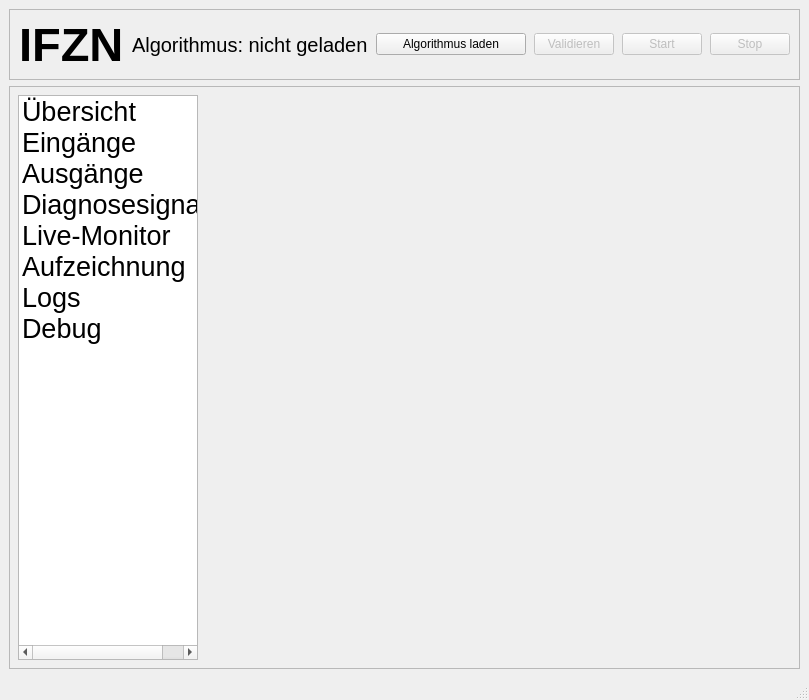
The window that mainwindow.ui (NEX108/SimulinkUdpInterface) describes before a commit, drawn with Qt 5.
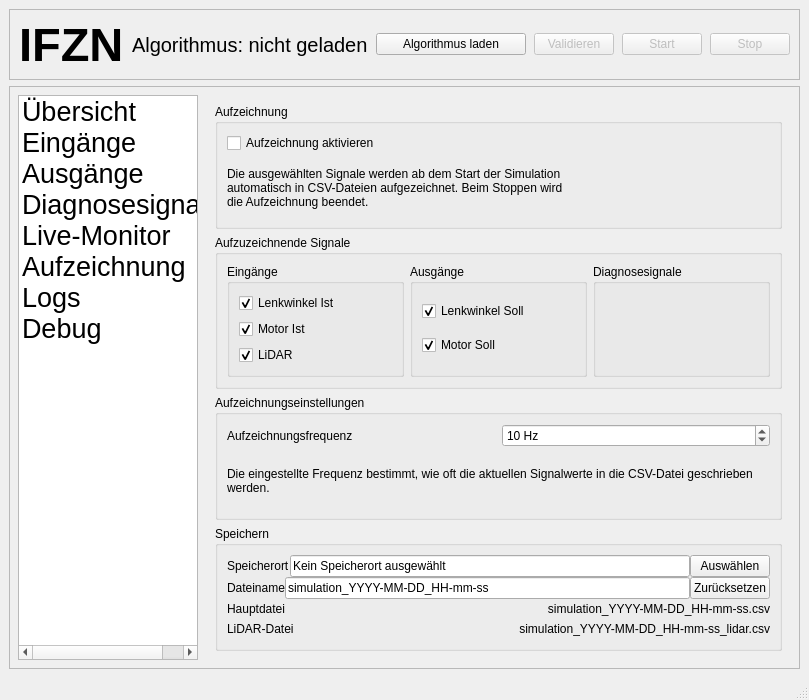
The same window after the commit. The open tabs and pages were chosen to show the change.

Commit message: Layout for Recording added

```diff
--- a/mainwindow.ui
+++ b/mainwindow.ui
@@ -1517,7 +1517,325 @@
           </layout>
          </widget>
          <widget class="QWidget" name="liveMonitorPage"/>
-         <widget class="QWidget" name="recordsPage"/>
+         <widget class="QWidget" name="recordsPage">
+          <layout class="QVBoxLayout" name="verticalLayout_4">
+           <item>
+            <widget class="QGroupBox" name="groupRecording">
+             <property name="title">
+              <string>Aufzeichnung</string>
+             </property>
+             <layout class="QVBoxLayout" name="verticalLayout_8">
+              <item>
+               <widget class="QCheckBox" name="checkRecordingEnabled">
+                <property name="text">
+                 <string>Aufzeichnung aktivieren</string>
+                </property>
+               </widget>
+              </item>
+              <item>
+               <widget class="QLabel" name="textRecordingDescription">
+                <property name="text">
+                 <string>Die ausgewählten Signale werden ab dem Start der Simulation
+automatisch in CSV-Dateien aufgezeichnet. Beim Stoppen wird
+die Aufzeichnung beendet.</string>
+                </property>
+                <property name="alignment">
+                 <set>Qt::AlignmentFlag::AlignLeading|Qt::AlignmentFlag::AlignLeft|Qt::AlignmentFlag::AlignVCenter</set>
+                </property>
+                <property name="wordWrap">
+                 <bool>true</bool>
+                </property>
+                <property name="textInteractionFlags">
+                 <set>Qt::TextInteractionFlag::NoTextInteraction</set>
+                </property>
+               </widget>
+              </item>
+             </layout>
+            </widget>
+           </item>
+           <item>
+            <widget class="QGroupBox" name="groupRecordedSignals">
+             <property name="title">
+              <string>Aufzuzeichnende Signale</string>
+             </property>
+             <layout class="QHBoxLayout" name="horizontalLayout_5">
+              <item>
+               <widget class="QGroupBox" name="groupRecordedInputs">
+                <property name="title">
+                 <string>Eingänge</string>
+                </property>
+                <layout class="QVBoxLayout" name="verticalLayout_17">
+                 <item>
+                  <widget class="QCheckBox" name="checkRecordSteeringActual">
+                   <property name="enabled">
+                    <bool>true</bool>
+                   </property>
+                   <property name="text">
+                    <string>Lenkwinkel Ist</string>
+                   </property>
+                   <property name="checked">
+                    <bool>true</bool>
+                   </property>
+                  </widget>
+                 </item>
+                 <item>
+                  <widget class="QCheckBox" name="checkRecordMotorActual">
+                   <property name="text">
+                    <string>Motor Ist</string>
+                   </property>
+                   <property name="checked">
+                    <bool>true</bool>
+                   </property>
+                  </widget>
+                 </item>
+                 <item>
+                  <widget class="QCheckBox" name="checkRecordLidar">
+                   <property name="text">
+                    <string>LiDAR</string>
+                   </property>
+                   <property name="checked">
+                    <bool>true</bool>
+                   </property>
+                  </widget>
+                 </item>
+                </layout>
+               </widget>
+              </item>
+              <item>
+               <widget class="QGroupBox" name="groupRecordedOutputs">
+                <property name="title">
+                 <string>Ausgänge</string>
+                </property>
+                <layout class="QVBoxLayout" name="verticalLayout_18">
+                 <item>
+                  <widget class="QCheckBox" name="checkRecordSteeringSetpoint">
+                   <property name="text">
+                    <string>Lenkwinkel Soll</string>
+                   </property>
+                   <property name="checked">
+                    <bool>true</bool>
+                   </property>
+                  </widget>
+                 </item>
+                 <item>
+                  <widget class="QCheckBox" name="checkRecordMotorSetpoint">
+                   <property name="text">
+                    <string>Motor Soll</string>
+                   </property>
+                   <property name="checked">
+                    <bool>true</bool>
+                   </property>
+                  </widget>
+                 </item>
+                </layout>
+               </widget>
+              </item>
+              <item>
+               <widget class="QGroupBox" name="groupRecordedDiagnostics">
+                <property name="title">
+                 <string>Diagnosesignale</string>
+                </property>
+                <layout class="QVBoxLayout" name="verticalLayout_19">
+                 <item>
+                  <widget class="QWidget" name="diagnosticsRecordedContainer" native="true">
+                   <layout class="QVBoxLayout" name="verticalLayout_21">
+                    <property name="spacing">
+                     <number>0</number>
+                    </property>
+                    <property name="leftMargin">
+                     <number>0</number>
+                    </property>
+                    <property name="topMargin">
+                     <number>0</number>
+                    </property>
+                    <property name="rightMargin">
+                     <number>0</number>
+                    </property>
+                    <property name="bottomMargin">
+                     <number>0</number>
+                    </property>
+                    <item>
+                     <layout class="QVBoxLayout" name="layoutRecordedDiagnostics"/>
+                    </item>
+                   </layout>
+                  </widget>
+                 </item>
+                </layout>
+               </widget>
+              </item>
+             </layout>
+            </widget>
+           </item>
+           <item>
+            <widget class="QGroupBox" name="groupRecordingSettings">
+             <property name="maximumSize">
+              <size>
+               <width>16777215</width>
+               <height>16777215</height>
+              </size>
+             </property>
+             <property name="title">
+              <string>Aufzeichnungseinstellungen</string>
+             </property>
+             <layout class="QVBoxLayout" name="verticalLayout_20">
+              <item>
+               <layout class="QHBoxLayout" name="horizontalLayout_4">
+                <item>
+                 <widget class="QLabel" name="labelRecordingFrequency">
+                  <property name="text">
+                   <string>Aufzeichnungsfrequenz</string>
+                  </property>
+                 </widget>
+                </item>
+                <item>
+                 <widget class="QSpinBox" name="spinRecordingFrequency">
+                  <property name="suffix">
+                   <string> Hz</string>
+                  </property>
+                  <property name="minimum">
+                   <number>1</number>
+                  </property>
+                  <property name="maximum">
+                   <number>20</number>
+                  </property>
+                  <property name="value">
+                   <number>10</number>
+                  </property>
+                 </widget>
+                </item>
+               </layout>
+              </item>
+              <item>
+               <widget class="QLabel" name="textRecordingFrequencyDescription">
+                <property name="text">
+                 <string>Die eingestellte Frequenz bestimmt, wie oft die aktuellen Signalwerte in die CSV-Datei geschrieben werden.</string>
+                </property>
+                <property name="wordWrap">
+                 <bool>true</bool>
+                </property>
+                <property name="textInteractionFlags">
+                 <set>Qt::TextInteractionFlag::NoTextInteraction</set>
+                </property>
+               </widget>
+              </item>
+             </layout>
+            </widget>
+           </item>
+           <item>
+            <widget class="QGroupBox" name="groupRecordingStorage">
+             <property name="title">
+              <string>Speichern</string>
+             </property>
+             <layout class="QVBoxLayout" name="verticalLayout_22">
+              <property name="spacing">
+               <number>0</number>
+              </property>
+              <item>
+               <layout class="QHBoxLayout" name="layoutRecordingPath">
+                <item>
+                 <widget class="QLabel" name="labelRecordingPath">
+                  <property name="text">
+                   <string>Speicherort</string>
+                  </property>
+                 </widget>
+                </item>
+                <item>
+                 <widget class="QLineEdit" name="editRecordingPath">
+                  <property name="text">
+                   <string>Kein Speicherort ausgewählt</string>
+                  </property>
+                  <property name="readOnly">
+                   <bool>true</bool>
+                  </property>
+                 </widget>
+                </item>
+                <item>
+                 <widget class="QPushButton" name="buttonSelectRecordingPath">
+                  <property name="text">
+                   <string>Auswählen</string>
+                  </property>
+                 </widget>
+                </item>
+               </layout>
+              </item>
+              <item>
+               <layout class="QHBoxLayout" name="layoutRecordingFilename">
+                <item>
+                 <widget class="QLabel" name="labelRecordingFilename">
+                  <property name="text">
+                   <string>Dateiname</string>
+                  </property>
+                 </widget>
+                </item>
+                <item>
+                 <widget class="QLineEdit" name="editRecordingFilename">
+                  <property name="text">
+                   <string>simulation_YYYY-MM-DD_HH-mm-ss</string>
+                  </property>
+                 </widget>
+                </item>
+                <item>
+                 <widget class="QPushButton" name="buttonResetFilename">
+                  <property name="text">
+                   <string>Zurücksetzen</string>
+                  </property>
+                 </widget>
+                </item>
+               </layout>
+              </item>
+              <item>
+               <layout class="QHBoxLayout" name="layoutMainFilePreview">
+                <item>
+                 <widget class="QLabel" name="labelMainFilePreviewTitle">
+                  <property name="text">
+                   <string>Hauptdatei</string>
+                  </property>
+                 </widget>
+                </item>
+                <item>
+                 <widget class="QLabel" name="textMainFilePreview">
+                  <property name="text">
+                   <string>simulation_YYYY-MM-DD_HH-mm-ss.csv</string>
+                  </property>
+                  <property name="alignment">
+                   <set>Qt::AlignmentFlag::AlignRight|Qt::AlignmentFlag::AlignTrailing|Qt::AlignmentFlag::AlignVCenter</set>
+                  </property>
+                  <property name="textInteractionFlags">
+                   <set>Qt::TextInteractionFlag::LinksAccessibleByMouse|Qt::TextInteractionFlag::TextSelectableByMouse</set>
+                  </property>
+                 </widget>
+                </item>
+               </layout>
+              </item>
+              <item>
+               <layout class="QHBoxLayout" name="layoutLidarFilePreview">
+                <item>
+                 <widget class="QLabel" name="labelLidarFilePreviewTitle">
+                  <property name="text">
+                   <string>LiDAR-Datei</string>
+                  </property>
+                 </widget>
+                </item>
+                <item>
+                 <widget class="QLabel" name="textLidarFilePreview">
+                  <property name="text">
+                   <string>simulation_YYYY-MM-DD_HH-mm-ss_lidar.csv</string>
+                  </property>
+                  <property name="alignment">
+                   <set>Qt::AlignmentFlag::AlignRight|Qt::AlignmentFlag::AlignTrailing|Qt::AlignmentFlag::AlignVCenter</set>
+                  </property>
+                  <property name="textInteractionFlags">
+                   <set>Qt::TextInteractionFlag::LinksAccessibleByMouse|Qt::TextInteractionFlag::TextSelectableByMouse</set>
+                  </property>
+                 </widget>
+                </item>
+               </layout>
+              </item>
+             </layout>
+            </widget>
+           </item>
+          </layout>
+         </widget>
          <widget class="QWidget" name="logsPage">
           <layout class="QVBoxLayout" name="verticalLayout_2">
            <item>
```
Left out of the diff: 2 changed lines with no effect on the pictures.
